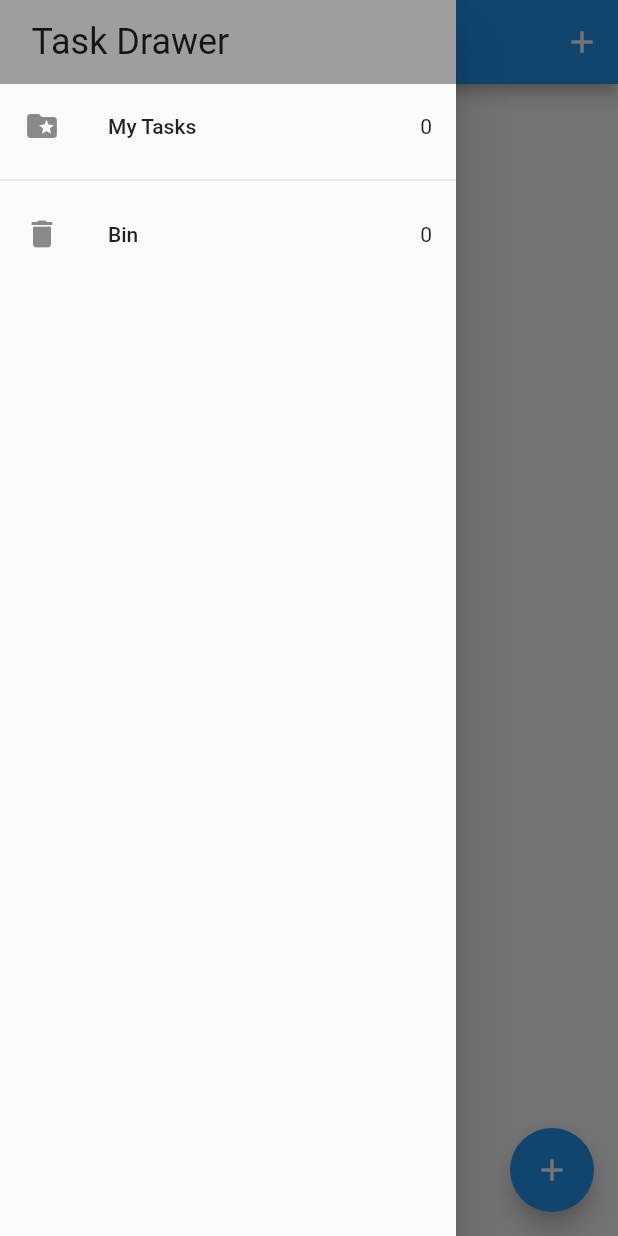
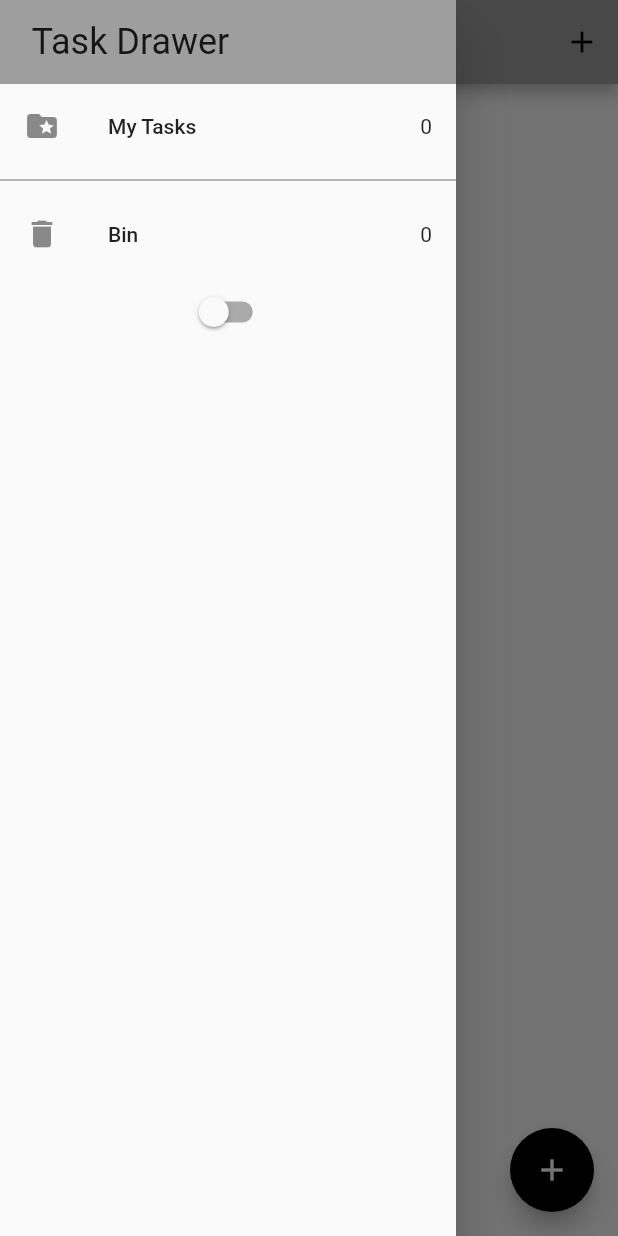
Before and after one commit to un4ckn0wl3z/flutter_task_app, a Flutter app: the screen it shows after launch, with the side drawer open, on a phone screen of 412 x 824 dp. Run offline on Flutter 3.47's test engine with Material 2 defaults, Android fonts, the phone set to English and light mode, and no system bars; our stand-ins replace bloc, equatable, flutter_bloc, hydrated_bloc.

Commit message:
feat: add dark and light themes

```diff
--- a/lib/blocs/bloc_exports.dart
+++ b/lib/blocs/bloc_exports.dart
@@ -1,3 +1,4 @@
-export './bloc/task_bloc.dart';
+export './tasks_bloc/task_bloc.dart';
+export './switch_bloc/switch_bloc.dart';
 export 'package:flutter_bloc/flutter_bloc.dart';
 export 'package:hydrated_bloc/hydrated_bloc.dart';
--- /dev/null
+++ b/lib/blocs/switch_bloc/switch_bloc.dart
@@ -0,0 +1,32 @@
+import 'package:bloc/bloc.dart';
+import 'package:equatable/equatable.dart';
+
+import '../bloc_exports.dart';
+
+part 'switch_event.dart';
+part 'switch_state.dart';
+
+class SwitchBloc extends HydratedBloc<SwitchEvent, SwitchState> {
+  SwitchBloc() : super(const SwitchInitial(switchValue: false)) {
+    on<SwitchOnEvent>((event, emit) {
+      emit(
+        const SwitchState(switchValue: true),
+      );
+    });
+    on<SwitchOffEvent>((event, emit) {
+      emit(
+        const SwitchState(switchValue: false),
+      );
+    });
+  }
+
+  @override
+  SwitchState? fromJson(Map<String, dynamic> json) {
+    return SwitchState.fromMap(json);
+  }
+
+  @override
+  Map<String, dynamic>? toJson(SwitchState state) {
+    return state.toMap();
+  }
+}
--- /dev/null
+++ b/lib/blocs/switch_bloc/switch_event.dart
@@ -0,0 +1,12 @@
+part of 'switch_bloc.dart';
+
+abstract class SwitchEvent extends Equatable {
+  const SwitchEvent();
+
+  @override
+  List<Object> get props => [];
+}
+
+class SwitchOnEvent extends SwitchEvent {}
+
+class SwitchOffEvent extends SwitchEvent {}
--- /dev/null
+++ b/lib/blocs/switch_bloc/switch_state.dart
@@ -0,0 +1,28 @@
+// ignore_for_file: public_member_api_docs, sort_constructors_first
+
+part of 'switch_bloc.dart';
+
+class SwitchState extends Equatable {
+  final bool switchValue;
+  const SwitchState({required this.switchValue});
+
+  @override
+  List<Object> get props => [switchValue];
+
+  Map<String, dynamic> toMap() {
+    return {
+      'switchValue': switchValue,
+    };
+  }
+
+  factory SwitchState.fromMap(Map<String, dynamic> map) {
+    return SwitchState(
+      switchValue: map['switchValue'] ?? false,
+    );
+  }
+}
+
+class SwitchInitial extends SwitchState {
+  const SwitchInitial({required bool switchValue})
+      : super(switchValue: switchValue);
+}
--- a/lib/main.dart
+++ b/lib/main.dart
@@ -1,5 +1,6 @@
 import 'package:flutter/material.dart';
 import 'package:flutter_tasks_app/services/app_router.dart';
+import 'package:flutter_tasks_app/services/app_theme.dart';
 import 'package:path_provider/path_provider.dart';
 import 'blocs/bloc_exports.dart';
 import 'screens/tasks_screen.dart';
@@ -24,15 +25,22 @@
   // This widget is the root of your application.
   @override
   Widget build(BuildContext context) {
-    return BlocProvider(
-      create: (context) => TaskBloc(),
-      child: MaterialApp(
-        title: 'Flutter Tasks App',
-        theme: ThemeData(
-          primarySwatch: Colors.blue,
-        ),
-        home: const TasksScreen(),
-        onGenerateRoute: appRouter.onGenerateRoute,
+    return MultiBlocProvider(
+      providers: [
+        BlocProvider(create: (context) => TaskBloc()),
+        BlocProvider(create: (context) => SwitchBloc()),
+      ],
+      child: BlocBuilder<SwitchBloc, SwitchState>(
+        builder: (context, state) {
+          return MaterialApp(
+            title: 'Flutter Tasks App',
+            theme: state.switchValue
+                ? AppThemes.appThemeData[AppTheme.darkTheme]
+                : AppThemes.appThemeData[AppTheme.lightTheme],
+            home: const TasksScreen(),
+            onGenerateRoute: appRouter.onGenerateRoute,
+          );
+        },
       ),
     );
   }
--- a/lib/screens/my_drawer.dart
+++ b/lib/screens/my_drawer.dart
@@ -1,5 +1,4 @@
 import 'package:flutter/material.dart';
-import 'package:flutter_tasks_app/blocs/bloc/task_bloc.dart';
 import 'package:flutter_tasks_app/blocs/bloc_exports.dart';
 import 'package:flutter_tasks_app/screens/recycle_bin_folder.dart';
 import 'package:flutter_tasks_app/screens/tasks_screen.dart';
@@ -25,7 +24,8 @@
             BlocBuilder<TaskBloc, TaskState>(
               builder: (context, state) {
                 return GestureDetector(
-                  onTap: () => Navigator.of(context).pushNamed(TasksScreen.id),
+                  onTap: () => Navigator.of(context)
+                      .pushReplacementNamed(TasksScreen.id),
                   child: ListTile(
                     leading: const Icon(Icons.folder_special),
                     title: const Text('My Tasks'),
@@ -38,12 +38,25 @@
             BlocBuilder<TaskBloc, TaskState>(
               builder: (context, state) {
                 return GestureDetector(
-                  onTap: () => Navigator.of(context).pushNamed(RecycleBin.id),
+                  onTap: () =>
+                      Navigator.of(context).pushReplacementNamed(RecycleBin.id),
                   child: ListTile(
                     leading: const Icon(Icons.delete),
                     title: const Text('Bin'),
                     trailing: Text('${state.removedTasks.length}'),
                   ),
+                );
+              },
+            ),
+            BlocBuilder<SwitchBloc, SwitchState>(
+              builder: (context, state) {
+                return Switch(
+                  value: state.switchValue,
+                  onChanged: (newVal) {
+                    newVal
+                        ? context.read<SwitchBloc>().add(SwitchOnEvent())
+                        : context.read<SwitchBloc>().add(SwitchOffEvent());
+                  },
                 );
               },
             )
--- /dev/null
+++ b/lib/services/app_theme.dart
@@ -0,0 +1,55 @@
+import 'package:flutter/material.dart';
+
+enum AppTheme { lightTheme, darkTheme }
+
+class AppThemes {
+  static final appThemeData = {
+    AppTheme.darkTheme: ThemeData(
+      primarySwatch: Colors.grey,
+      primaryColor: Colors.black,
+      brightness: Brightness.dark,
+      backgroundColor: const Color(0xFF212121),
+      dividerColor: Colors.black54,
+      floatingActionButtonTheme: const FloatingActionButtonThemeData(
+        backgroundColor: Colors.white,
+      ),
+      textButtonTheme: TextButtonThemeData(
+        style: ButtonStyle(
+          foregroundColor: MaterialStateProperty.all(Colors.white),
+        ),
+      ),
+      textTheme: const TextTheme(
+        subtitle1: TextStyle(color: Colors.white),
+      ),
+      bottomNavigationBarTheme: const BottomNavigationBarThemeData(
+          backgroundColor: Colors.grey, unselectedItemColor: Colors.white),
+    ),
+
+    //
+    //
+
+    AppTheme.lightTheme: ThemeData(
+      primarySwatch: Colors.grey,
+      primaryColor: Colors.white,
+      brightness: Brightness.light,
+      backgroundColor: const Color(0xFFE5E5E5),
+      dividerColor: const Color(0xff757575),
+      floatingActionButtonTheme: const FloatingActionButtonThemeData(
+        backgroundColor: Colors.black,
+        foregroundColor: Colors.white,
+      ),
+      textButtonTheme: TextButtonThemeData(
+        style: ButtonStyle(
+          foregroundColor: MaterialStateProperty.all(Colors.black),
+        ),
+      ),
+      textTheme: const TextTheme(
+        subtitle1: TextStyle(color: Colors.black),
+      ),
+      bottomNavigationBarTheme: const BottomNavigationBarThemeData(
+          backgroundColor: Colors.grey,
+          selectedItemColor: Colors.black,
+          unselectedItemColor: Colors.white),
+    ),
+  };
+}
```
Also changed, not shown: lib/blocs/tasks_bloc/task_bloc.dart (renamed from lib/blocs/bloc/task_bloc.dart), lib/blocs/tasks_bloc/task_event.dart (renamed from lib/blocs/bloc/task_event.dart), lib/blocs/tasks_bloc/task_state.dart (renamed from lib/blocs/bloc/task_state.dart).
